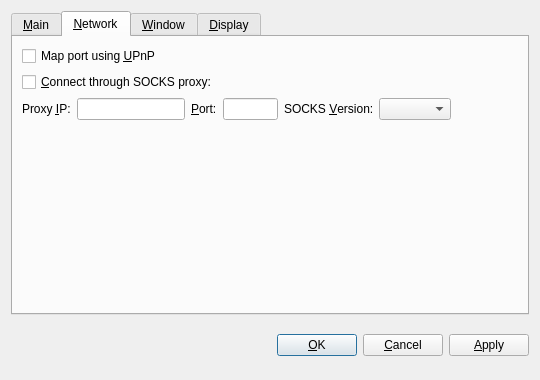
Above: src/qt/forms/optionsdialog.ui from dwights/schrutebuck before the change. Below: the same form after it.
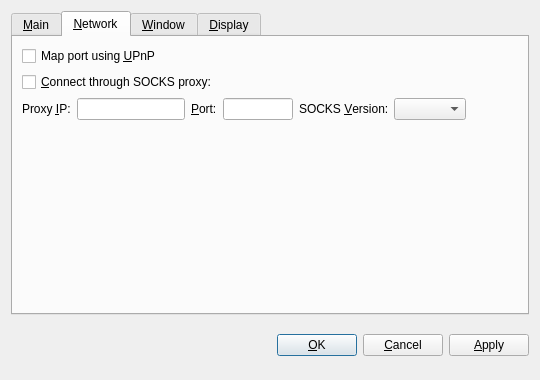
That is the form after the change. Custom widgets are drawn as their Qt base class.

```diff
--- a/src/qt/forms/optionsdialog.ui
+++ b/src/qt/forms/optionsdialog.ui
@@ -181,7 +181,7 @@
           <widget class="QLineEdit" name="proxyPort">
            <property name="maximumSize">
             <size>
-             <width>55</width>
+             <width>70</width>
              <height>16777215</height>
             </size>
            </property>
@@ -217,7 +217,7 @@
            </property>
            <property name="sizeHint" stdset="0">
             <size>
-             <width>40</width>
+             <width>30</width>
              <height>20</height>
             </size>
            </property>
```
